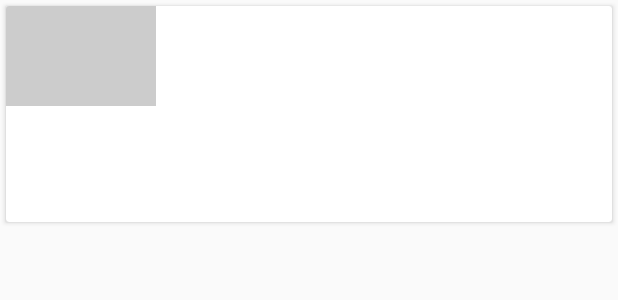
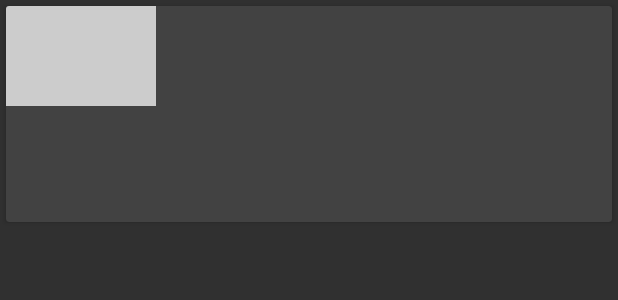
Before and after one commit to KevinTheGray/UdacityXYZReader, an Android app: the layout list_item_article.xml on its own in the app's theme, with its tools: preview values and no code run, on a phone screen of 412 x 824 dp. Shown: the top 300 px of the screen. Run offline under Robolectric (Android 15) with nearby library versions, the phone set to English and light mode, and no system bars.

Commit message:
Update grade, using App bar things, changed some colors, updated gradle

```diff
--- a/src/main/AndroidManifest.xml
+++ b/src/main/AndroidManifest.xml
@@ -12,7 +12,7 @@
         android:allowBackup="true"
         android:icon="@mipmap/ic_launcher"
         android:label="@string/app_name"
-        android:theme="@style/Theme.Bacon">
+        android:theme="@style/AppTheme">
 
         <activity
             android:name=".ui.ArticleListActivity"
--- a/src/main/res/layout/list_item_article.xml
+++ b/src/main/res/layout/list_item_article.xml
@@ -31,7 +31,7 @@
             android:paddingTop="16dp"
             android:paddingRight="16dp"
             android:paddingBottom="4dp"
-            android:textColor="@color/ltgray"
+            android:textColor="@color/white"
             android:ellipsize="end"
             android:maxLines="4" />
 
@@ -43,7 +43,7 @@
             android:paddingLeft="16dp"
             android:paddingRight="16dp"
             android:paddingBottom="16dp"
-            android:textColor="#6000"
+            android:textColor="@color/ltgray"
             android:maxLines="1"
             android:singleLine="true"
             android:ellipsize="end" />
--- a/src/main/res/values-w800dp/macro_layout.xml
+++ b/src/main/res/values-w800dp/macro_layout.xml
@@ -1,6 +1,7 @@
 <resources>
     <!-- list -->
     <dimen name="list_side_margin">64dp</dimen>
+    <dimen name="toolbar_image_start_margin">68dp</dimen>
     <dimen name="list_toolbar_side_margin">52dp</dimen> <!-- minus 64 - 12 -->
     <integer name="list_column_count">3</integer>
 
--- a/src/main/res/values/colors.xml
+++ b/src/main/res/values/colors.xml
@@ -18,8 +18,12 @@
 <resources>
     <color name="photo_placeholder">#ccc</color>
 
-    <color name="theme_primary">#04561A</color>
-    <color name="theme_primary_dark">#04561A</color>
-    <color name="theme_accent">#04561A</color>
+    <color name="theme_primary">@color/grey_800</color>
+    <color name="theme_primary_dark">@color/grey_900</color>
+    <color name="theme_accent">@color/blue_500</color>
     <color name="ltgray">#ffe0e0e0</color>
+    <color name="grey_800">#424242</color>
+    <color name="grey_900">#212121</color>
+    <color name="blue_500">#2196F3</color>
+    <color name="white">#FFFFFF</color>
 </resources>
--- a/src/main/res/values/macro_layout.xml
+++ b/src/main/res/values/macro_layout.xml
@@ -1,8 +1,10 @@
 <resources>
     <!-- list -->
     <dimen name="list_side_margin">4dp</dimen>
+    <dimen name="list_top_margin">4dp</dimen>
     <dimen name="list_toolbar_side_margin">0dp</dimen>
     <integer name="list_column_count">2</integer>
+    <dimen name="toolbar_image_start_margin">8dp</dimen>
 
     <!-- detail -->
     <bool name="detail_is_card">false</bool>
--- a/src/main/res/values/styles.xml
+++ b/src/main/res/values/styles.xml
@@ -17,12 +17,13 @@
 
 <resources>
 
-    <style name="Theme.Bacon" parent="@style/Theme.AppCompat.Light.NoActionBar">
+  <style name="AppTheme"
+         parent="Theme.AppCompat.NoActionBar">
+    <item name="colorPrimary">@color/grey_800</item>
+    <item name="colorPrimaryDark">@color/grey_900</item>
+    <item name="colorAccent">@color/blue_500</item>
+    <!-- Customize your theme here. -->
+  </style>
 
-    </style>
-
-    <style name="Theme.Bacon.Detail">
-        <item name="android:statusBarColor">@android:color/transparent</item>
-    </style>
 
 </resources>
```
Also changed, not shown: build.gradle (+9 -8 lines), src/main/java/com/example/xyzreader/ui/ArticleListActivity.java (+4 -6 lines), src/main/res/layout/activity_article_list.xml (+46 -35 lines).
